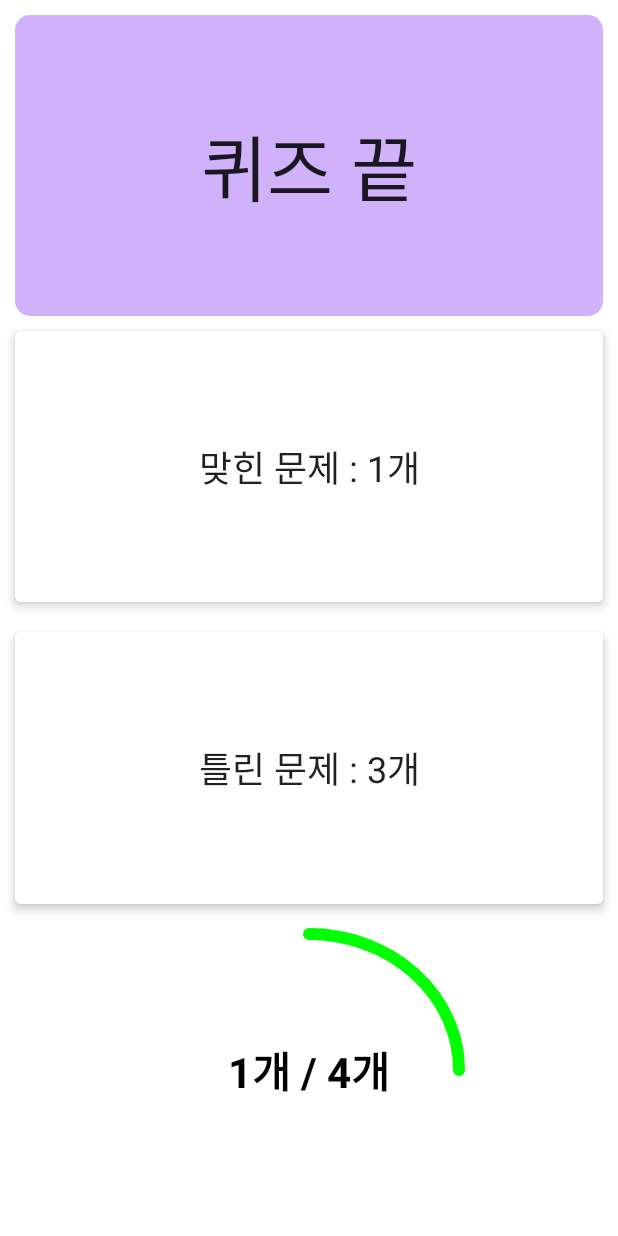
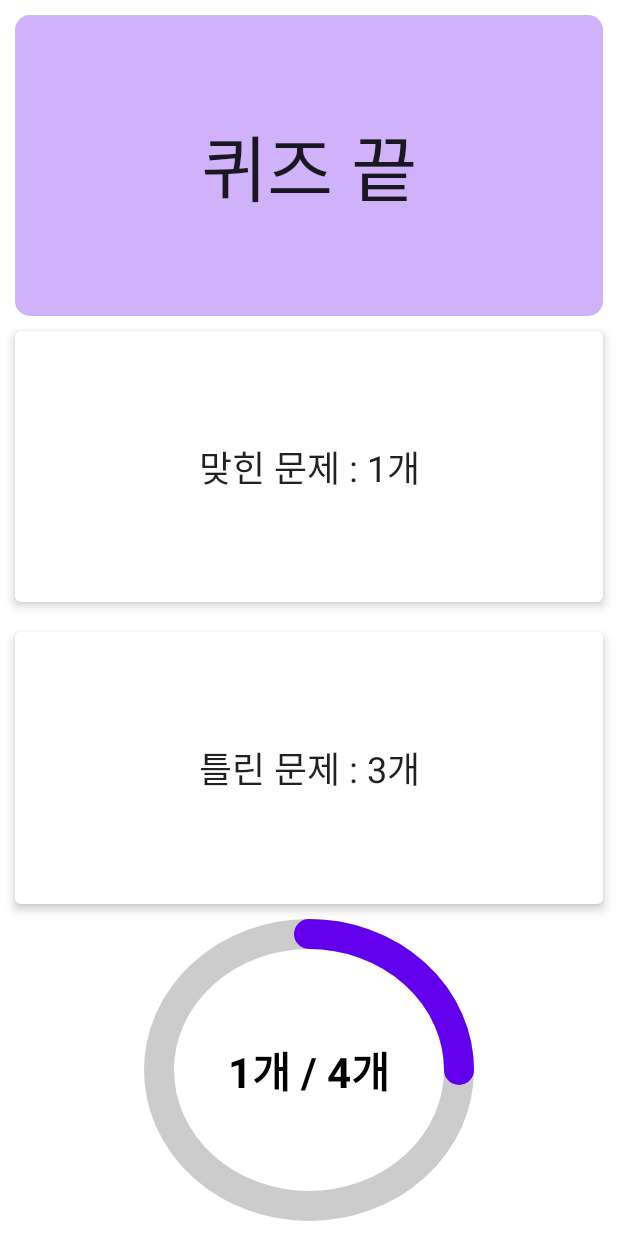
Before and after one commit to comye1/QuizApp, an Android app built with Jetpack Compose: the screen it shows after launch (MainActivity), after a tap on "수성", on a phone screen of 412 x 824 dp. Run offline under Robolectric (Android 15) with nearby library versions, the phone set to English and light mode, and no system bars; 3 other taps on this screen came first.

Commit message:
CircularProgoressBar 배경 추가, 색상 변경

```diff
--- a/app/src/main/java/com/example/quizapp/MainActivity.kt
+++ b/app/src/main/java/com/example/quizapp/MainActivity.kt
@@ -208,8 +208,8 @@ fun CircularProgressBar(
     text: String,
     fontSize: TextUnit = 28.sp,
     radius: Dp = 100.dp,
-    color: Color = Color.Green,
-    strokeWith: Dp = 8.dp,
+    color: Color = MaterialTheme.colors.primary,
+    strokeWith: Dp = 20.dp,
     animationDuration: Int = 1000,
     animationDelay: Int = 0
 ) {
@@ -242,6 +242,13 @@ fun CircularProgressBar(
         modifier = Modifier.size(radius * 2f)
     ) {
         Canvas(modifier = Modifier.size(radius * 2f)) {
+            drawArc(
+                color = Color.LightGray,
+                -90f,
+                360f,
+                useCenter = false,
+                style = Stroke(strokeWith.toPx(), cap = StrokeCap.Round)
+            )
             drawArc(
                 color = color,
                 -90f,
```
